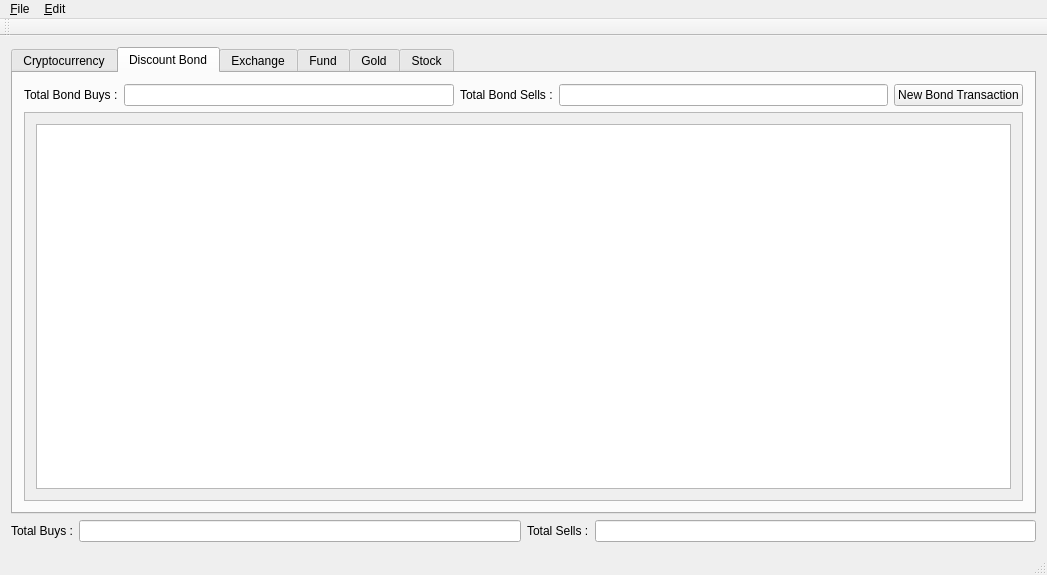
The window that investpor/gui/mainwindow.ui (ukll/investpor) describes before a commit, drawn with Qt 5.
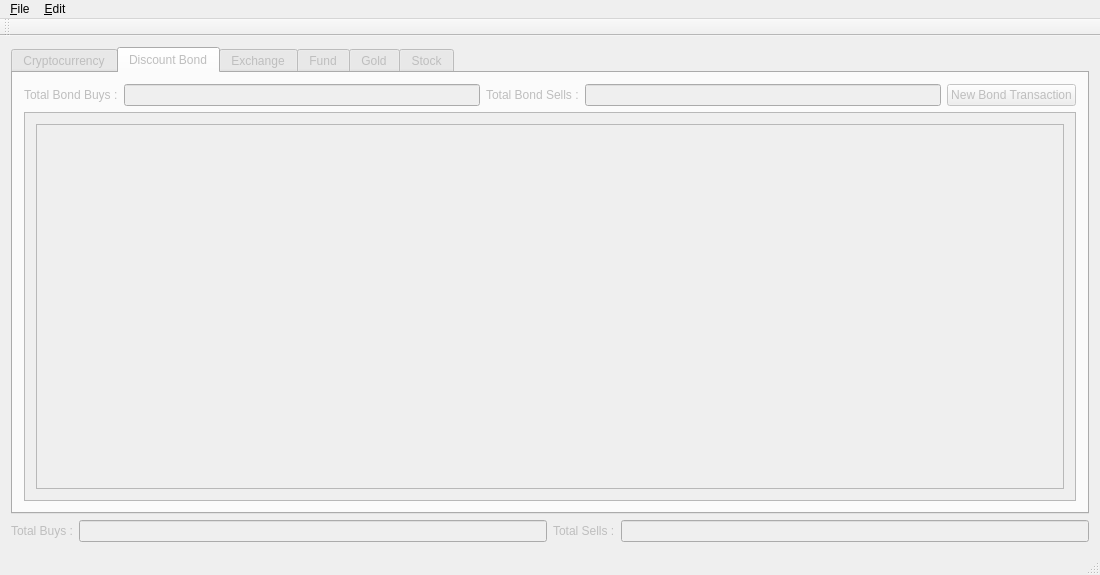
The same window after the commit. The open tabs and pages were chosen to show the change.

Commit message: #40 Creating a new portfolio & Opening a new portfolio

```diff
--- a/investpor/gui/mainwindow.ui
+++ b/investpor/gui/mainwindow.ui
@@ -6,7 +6,7 @@
    <rect>
     <x>0</x>
     <y>0</y>
-    <width>1047</width>
+    <width>1100</width>
     <height>575</height>
    </rect>
   </property>
@@ -14,6 +14,9 @@
    <string>MainWindow</string>
   </property>
   <widget class="QWidget" name="centralWidget">
+   <property name="enabled">
+    <bool>false</bool>
+   </property>
    <layout class="QVBoxLayout" name="verticalLayout">
     <item>
      <widget class="QTabWidget" name="twOperations">
@@ -139,7 +142,7 @@
           <item>
            <widget class="QLineEdit" name="leTotalDiscountBondBuys">
             <property name="enabled">
-             <bool>true</bool>
+             <bool>false</bool>
             </property>
             <property name="readOnly">
              <bool>true</bool>
@@ -156,7 +159,7 @@
           <item>
            <widget class="QLineEdit" name="leTotalDiscountBondSells">
             <property name="enabled">
-             <bool>true</bool>
+             <bool>false</bool>
             </property>
             <property name="readOnly">
              <bool>true</bool>
@@ -182,8 +185,8 @@
             <rect>
              <x>0</x>
              <y>0</y>
-             <width>88</width>
-             <height>88</height>
+             <width>1032</width>
+             <height>364</height>
             </rect>
            </property>
            <layout class="QVBoxLayout" name="verticalLayout_9">
@@ -586,7 +589,7 @@
       <item>
        <widget class="QLineEdit" name="leTotalBuys">
         <property name="enabled">
-         <bool>true</bool>
+         <bool>false</bool>
         </property>
         <property name="readOnly">
          <bool>true</bool>
@@ -606,7 +609,7 @@
       <item>
        <widget class="QLineEdit" name="leTotalSells">
         <property name="enabled">
-         <bool>true</bool>
+         <bool>false</bool>
         </property>
         <property name="readOnly">
          <bool>true</bool>
@@ -622,7 +625,7 @@
     <rect>
      <x>0</x>
      <y>0</y>
-     <width>1047</width>
+     <width>1100</width>
      <height>25</height>
     </rect>
    </property>
```
Left out of the diff: 48 changed lines with no effect on the pictures. The commit also changes 2 other files.
